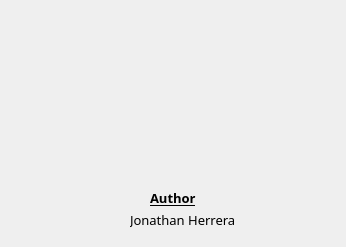
First picture: the form in app3/FormAboutThisProgram.ui, repository herrj1/crypto, before the edit.
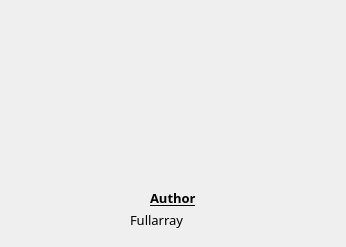
Second picture: the form after the edit.

Patch:
```diff
--- a/app3/FormAboutThisProgram.ui
+++ b/app3/FormAboutThisProgram.ui
@@ -51,7 +51,7 @@
     </font>
    </property>
    <property name="text">
-    <string>Jonathan Herrera</string>
+    <string>Fullarray</string>
    </property>
   </widget>
  </widget>
```
